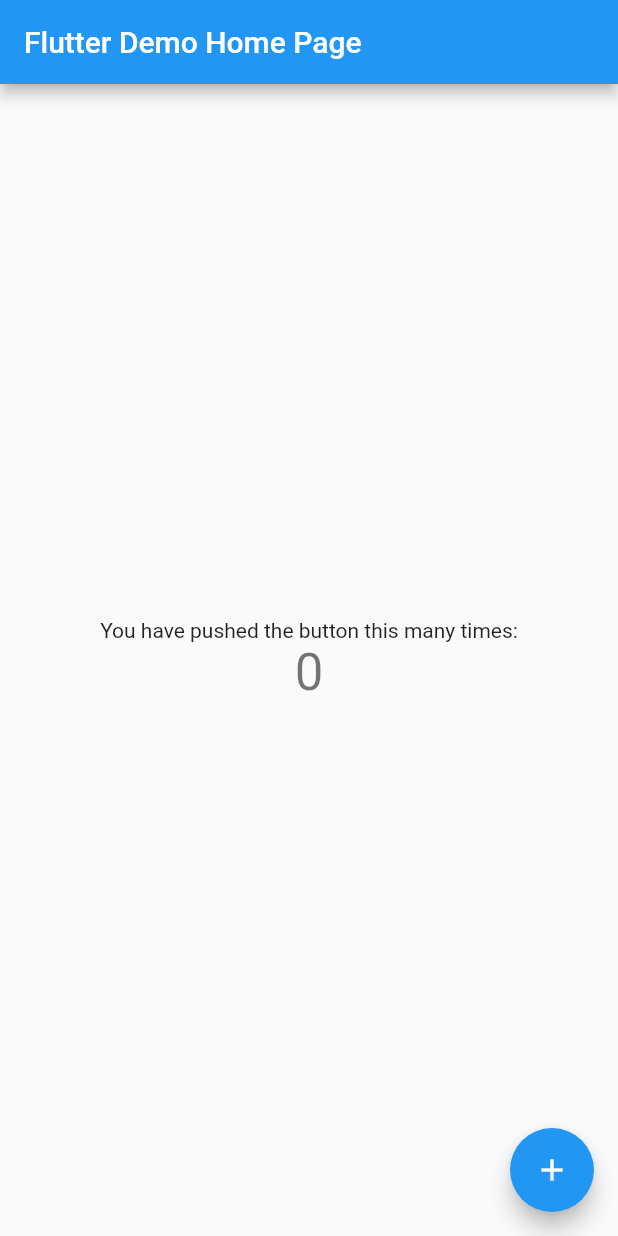
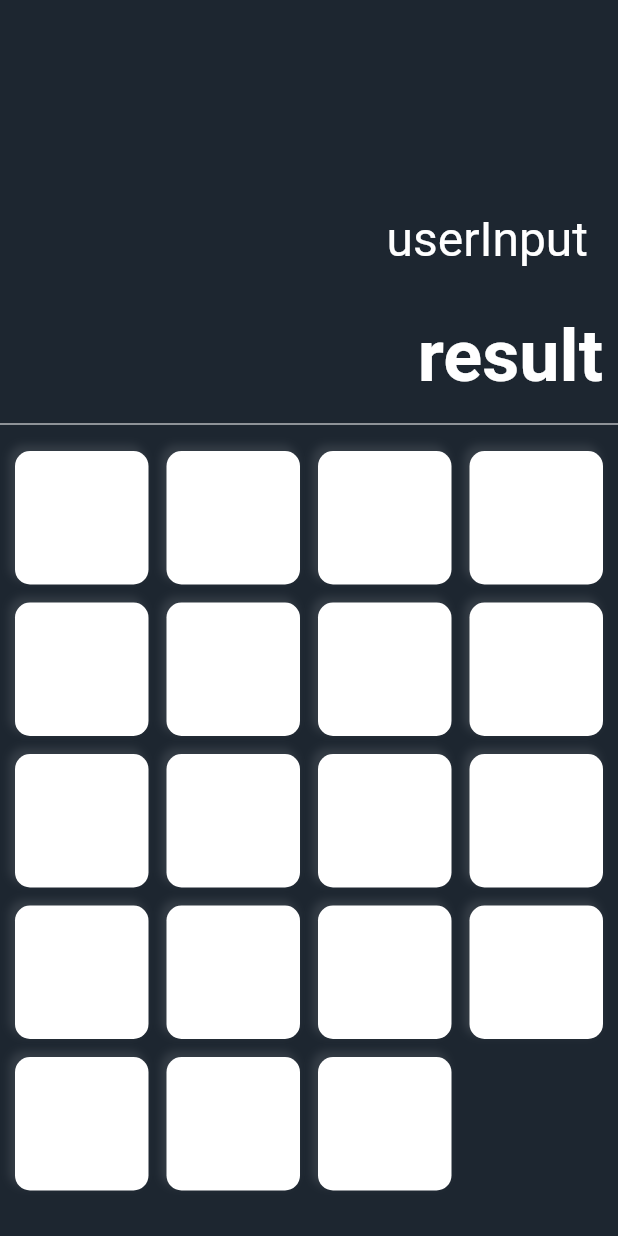
Before and after one commit to givenmphiwe/calculator, a Flutter app: the screen it shows after launch, on a phone screen of 412 x 824 dp. Run offline on Flutter 3.47's test engine with Material 2 defaults, Android fonts, the phone set to English and light mode, and no system bars.

Commit message:
calculator

```diff
--- /dev/null
+++ b/lib/calculator_screen.dart
@@ -0,0 +1,116 @@
+import 'package:calculator/main.dart';
+import 'package:flutter/material.dart';
+
+void main() {
+  runApp(MyApp());
+}
+
+class Calculator extends StatefulWidget {
+  @override
+  State<Calculator> createState() => _CalculatorState();
+}
+
+class _CalculatorState extends State<Calculator> {
+  String userInput = "";
+  String result = "0";
+
+  List<String> buttonlist = [
+    'AC',
+    '(',
+    ')',
+    '/',
+    '7',
+    '8',
+    '9'
+        '*',
+    '4',
+    '5',
+    '6',
+    '+',
+    '1',
+    '2',
+    '3',
+    '-',
+    'C',
+    '0',
+    '.',
+    '='
+  ];
+  @override
+  Widget build(BuildContext context) {
+    return Scaffold(
+      backgroundColor: Color(0xFF1d2630),
+      body: Column(
+        children: [
+          SizedBox(
+            height: MediaQuery.of(context).size.height / 3,
+            child: Column(
+              mainAxisAlignment: MainAxisAlignment.end,
+              children: [
+                Container(
+                    padding: EdgeInsets.all(20),
+                    alignment: Alignment.centerRight,
+                    child: Text(
+                      "userInput",
+                      style: TextStyle(
+                        fontSize: 32,
+                        color: Colors.white,
+                      ),
+                    )),
+                Container(
+                    padding: EdgeInsets.all(10),
+                    alignment: Alignment.centerRight,
+                    child: Text(
+                      "result",
+                      style: TextStyle(
+                        fontSize: 48,
+                        color: Colors.white,
+                        fontWeight: FontWeight.bold,
+                      ),
+                    ))
+              ],
+            ),
+          ),
+          Divider(
+            color: Colors.white,
+          ),
+          Expanded(
+            child: Container(
+                padding: EdgeInsets.all(10),
+                child: GridView.builder(
+                  itemCount: buttonlist.length,
+                  gridDelegate: SliverGridDelegateWithFixedCrossAxisCount(
+                    crossAxisCount: 4,
+                    crossAxisSpacing: 12,
+                    mainAxisSpacing: 12,
+                  ),
+                  itemBuilder: (BuildContext context, int index) {
+                    return CustomButton(buttonlist[index]);
+                  },
+                )),
+          ),
+        ],
+      ),
+    );
+  }
+
+  Widget CustomButton(String Text) {
+    return InkWell(
+      splashColor: Color(0xFF1d2630),
+      onTap: () {},
+      child: Ink(
+        decoration: BoxDecoration(
+          color: Colors.white,
+          borderRadius: BorderRadius.circular(10),
+          boxShadow: [
+            BoxShadow(
+                color: Colors.white.withOpacity(0.1),
+                blurRadius: 4,
+                spreadRadius: 0.5,
+                offset: Offset(-3, -3)),
+          ],
+        ),
+      ),
+    );
+  }
+}
--- a/lib/main.dart
+++ b/lib/main.dart
@@ -1,115 +1,15 @@
+import 'package:calculator/calculator_screen.dart';
 import 'package:flutter/material.dart';
 
-void main() {
-  runApp(const MyApp());
+void main(){
+  runApp(MyApp());
 }
-
-class MyApp extends StatelessWidget {
-  const MyApp({super.key});
-
-  // This widget is the root of your application.
+class MyApp extends StatelessWidget{
   @override
-  Widget build(BuildContext context) {
+  Widget build(BuildContext context){
     return MaterialApp(
-      title: 'Flutter Demo',
-      theme: ThemeData(
-        // This is the theme of your application.
-        //
-        // Try running your application with "flutter run". You'll see the
-        // application has a blue toolbar. Then, without quitting the app, try
-        // changing the primarySwatch below to Colors.green and then invoke
-        // "hot reload" (press "r" in the console where you ran "flutter run",
-        // or simply save your changes to "hot reload" in a Flutter IDE).
-        // Notice that the counter didn't reset back to zero; the application
-        // is not restarted.
-        primarySwatch: Colors.blue,
-      ),
-      home: const MyHomePage(title: 'Flutter Demo Home Page'),
+      debugShowCheckedModeBanner: false,
+      home: Calculator(),
     );
   }
 }
-
-class MyHomePage extends StatefulWidget {
-  const MyHomePage({super.key, required this.title});
-
-  // This widget is the home page of your application. It is stateful, meaning
-  // that it has a State object (defined below) that contains fields that affect
-  // how it looks.
-
-  // This class is the configuration for the state. It holds the values (in this
-  // case the title) provided by the parent (in this case the App widget) and
-  // used by the build method of the State. Fields in a Widget subclass are
-  // always marked "final".
-
-  final String title;
-
-  @override
-  State<MyHomePage> createState() => _MyHomePageState();
-}
-
-class _MyHomePageState extends State<MyHomePage> {
-  int _counter = 0;
-
-  void _incrementCounter() {
-    setState(() {
-      // This call to setState tells the Flutter framework that something has
-      // changed in this State, which causes it to rerun the build method below
-      // so that the display can reflect the updated values. If we changed
-      // _counter without calling setState(), then the build method would not be
-      // called again, and so nothing would appear to happen.
-      _counter++;
-    });
-  }
-
-  @override
-  Widget build(BuildContext context) {
-    // This method is rerun every time setState is called, for instance as done
-    // by the _incrementCounter method above.
-    //
-    // The Flutter framework has been optimized to make rerunning build methods
-    // fast, so that you can just rebuild anything that needs updating rather
-    // than having to individually change instances of widgets.
-    return Scaffold(
-      appBar: AppBar(
-        // Here we take the value from the MyHomePage object that was created by
-        // the App.build method, and use it to set our appbar title.
-        title: Text(widget.title),
-      ),
-      body: Center(
-        // Center is a layout widget. It takes a single child and positions it
-        // in the middle of the parent.
-        child: Column(
-          // Column is also a layout widget. It takes a list of children and
-          // arranges them vertically. By default, it sizes itself to fit its
-          // children horizontally, and tries to be as tall as its parent.
-          //
-          // Invoke "debug painting" (press "p" in the console, choose the
-          // "Toggle Debug Paint" action from the Flutter Inspector in Android
-          // Studio, or the "Toggle Debug Paint" command in Visual Studio Code)
-          // to see the wireframe for each widget.
-          //
-          // Column has various properties to control how it sizes itself and
-          // how it positions its children. Here we use mainAxisAlignment to
-          // center the children vertically; the main axis here is the vertical
-          // axis because Columns are vertical (the cross axis would be
-          // horizontal).
-          mainAxisAlignment: MainAxisAlignment.center,
-          children: <Widget>[
-            const Text(
-              'You have pushed the button this many times:',
-            ),
-            Text(
-              '$_counter',
-              style: Theme.of(context).textTheme.headline4,
-            ),
-          ],
-        ),
-      ),
-      floatingActionButton: FloatingActionButton(
-        onPressed: _incrementCounter,
-        tooltip: 'Increment',
-        child: const Icon(Icons.add),
-      ), // This trailing comma makes auto-formatting nicer for build methods.
-    );
-  }
-}
```
